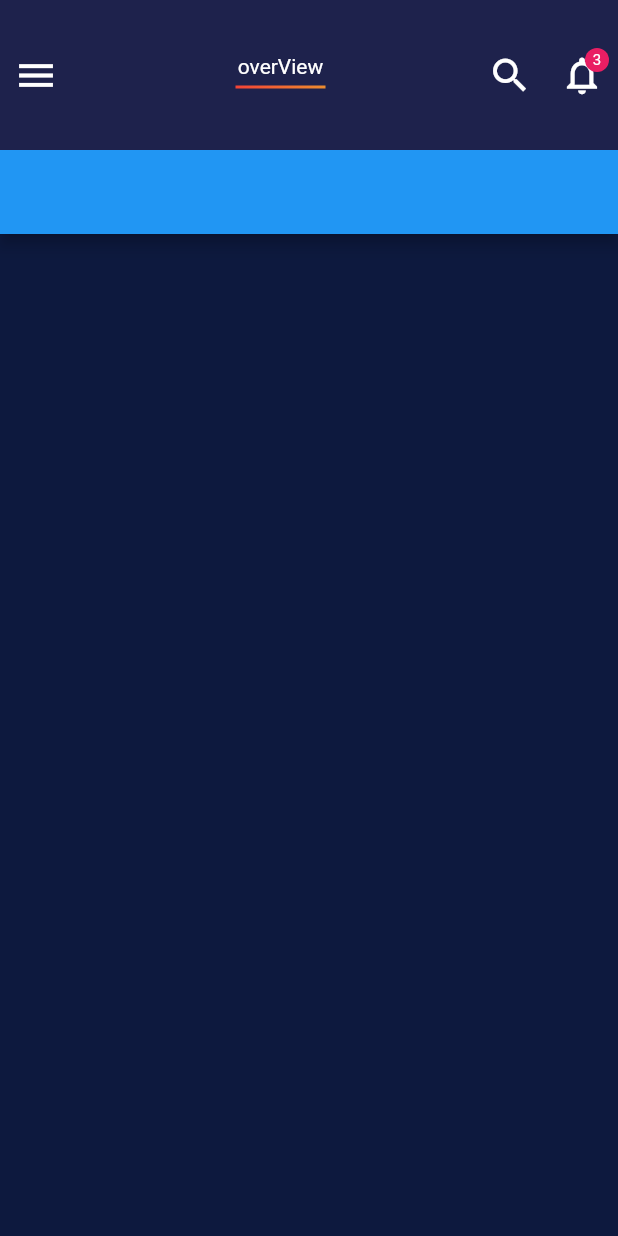
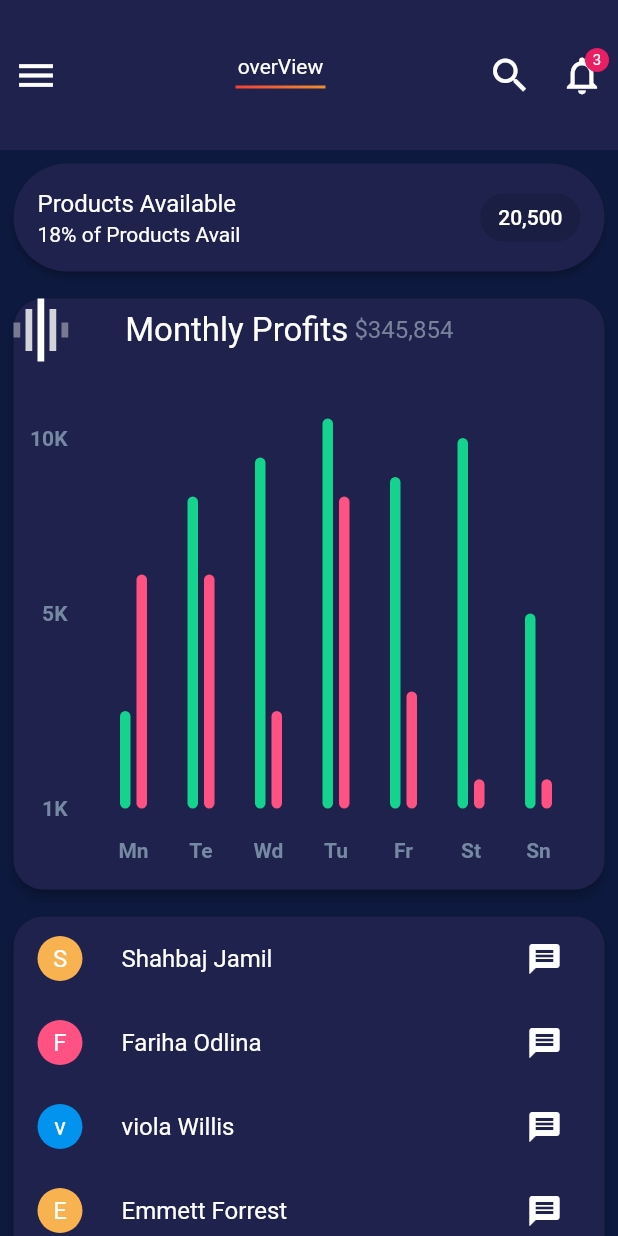
Before and after one commit to shahbajjamil/adminpanelnew, a Flutter app: the screen it shows after launch, on a phone screen of 412 x 824 dp. Run offline on Flutter 3.47's test engine with Material 2 defaults, Android fonts, the phone set to English and light mode, and no system bars; drawn by our look-alikes of fl_chart; missing offline and left inert: dart:html.

Commit message:
center panel almost done

```diff
--- /dev/null
+++ b/lib/panel_center/line_grap.dart
@@ -0,0 +1,280 @@
+import 'package:adminpanel/constants.dart';
+import 'package:fl_chart/fl_chart.dart';
+import 'package:flutter/material.dart';
+
+class BarChartSample2 extends StatefulWidget {
+  @override
+  State<StatefulWidget> createState() => BarChartSample2State();
+}
+
+class BarChartSample2State extends State<BarChartSample2> {
+  final Color leftBarColor = Constants.greenLight;
+  final Color rightBarColor = Constants.redLight;
+  final double width = 7;
+
+  late List<BarChartGroupData> rawBarGroups;
+  late List<BarChartGroupData> showingBarGroups;
+
+  int touchedGroupIndex = -1;
+
+  @override
+  void initState() {
+    super.initState();
+    final barGroup1 = makeGroupData(0, 5, 12);
+    final barGroup2 = makeGroupData(1, 16, 12);
+    final barGroup3 = makeGroupData(2, 18, 5);
+    final barGroup4 = makeGroupData(3, 20, 16);
+    final barGroup5 = makeGroupData(4, 17, 6);
+    final barGroup6 = makeGroupData(5, 19, 1.5);
+    final barGroup7 = makeGroupData(6, 10, 1.5);
+
+    final items = [
+      barGroup1,
+      barGroup2,
+      barGroup3,
+      barGroup4,
+      barGroup5,
+      barGroup6,
+      barGroup7,
+    ];
+
+    rawBarGroups = items;
+
+    showingBarGroups = rawBarGroups;
+  }
+
+  @override
+  Widget build(BuildContext context) {
+    return Padding(
+      padding: const EdgeInsets.only(
+          left: Constants.kPadding / 2,
+          right: Constants.kPadding / 2,
+          top: Constants.kPadding),
+      child: AspectRatio(
+        aspectRatio: 1,
+        child: Card(
+          color: Constants.purpleLight,
+          elevation: 3,
+          shape: RoundedRectangleBorder(
+            borderRadius: BorderRadius.circular(20),
+          ),
+          child: Column(
+            crossAxisAlignment: CrossAxisAlignment.stretch,
+            mainAxisAlignment: MainAxisAlignment.start,
+            mainAxisSize: MainAxisSize.max,
+            children: <Widget>[
+              Row(
+                crossAxisAlignment: CrossAxisAlignment.center,
+                mainAxisSize: MainAxisSize.min,
+                mainAxisAlignment: MainAxisAlignment.start,
+                children: <Widget>[
+                  makeTransactionsIcon(),
+                  const SizedBox(
+                    width: 38,
+                  ),
+                  const Text(
+                    'Monthly Profits',
+                    style: TextStyle(color: Colors.white, fontSize: 22),
+                  ),
+                  const SizedBox(
+                    width: 4,
+                  ),
+                  const Text(
+                    r'$345,854',
+                    style: TextStyle(color: Color(0xff77839a), fontSize: 16),
+                  ),
+                ],
+              ),
+              const SizedBox(
+                height: 38,
+              ),
+              Expanded(
+                child: Padding(
+                  padding: const EdgeInsets.symmetric(horizontal: 8),
+                  child: BarChart(
+                    BarChartData(
+                      maxY: 20,
+                      barTouchData: BarTouchData(
+                          touchTooltipData: BarTouchTooltipData(
+                            tooltipBgColor: Colors.grey,
+                            getTooltipItem: (_a, _b, _c, _d) => null,
+                          ),
+                          touchCallback: (FlTouchEvent event, response) {
+                            if (response == null || response.spot == null) {
+                              setState(() {
+                                touchedGroupIndex = -1;
+                                showingBarGroups = List.of(rawBarGroups);
+                              });
+                              return;
+                            }
+
+                            touchedGroupIndex =
+                                response.spot!.touchedBarGroupIndex;
+
+                            setState(() {
+                              if (!event.isInterestedForInteractions) {
+                                touchedGroupIndex = -1;
+                                showingBarGroups = List.of(rawBarGroups);
+                                return;
+                              }
+                              showingBarGroups = List.of(rawBarGroups);
+                              if (touchedGroupIndex != -1) {
+                                var sum = 0.0;
+                                for (var rod
+                                    in showingBarGroups[touchedGroupIndex]
+                                        .barRods) {
+                                  sum += rod.y;
+                                }
+                                final avg = sum /
+                                    showingBarGroups[touchedGroupIndex]
+                                        .barRods
+                                        .length;
+
+                                showingBarGroups[touchedGroupIndex] =
+                                    showingBarGroups[touchedGroupIndex]
+                                        .copyWith(
+                                  barRods: showingBarGroups[touchedGroupIndex]
+                                      .barRods
+                                      .map((rod) {
+                                    return rod.copyWith(y: avg);
+                                  }).toList(),
+                                );
+                              }
+                            });
+                          }),
+                      titlesData: FlTitlesData(
+                        show: true,
+                        rightTitles: SideTitles(showTitles: false),
+                        topTitles: SideTitles(showTitles: false),
+                        bottomTitles: SideTitles(
+                          showTitles: true,
+                          getTextStyles: (context, value) => const TextStyle(
+                              color: Color(0xff7589a2),
+                              fontWeight: FontWeight.bold,
+                              fontSize: 14),
+                          margin: 20,
+                          getTitles: (double value) {
+                            switch (value.toInt()) {
+                              case 0:
+                                return 'Mn';
+                              case 1:
+                                return 'Te';
+                              case 2:
+                                return 'Wd';
+                              case 3:
+                                return 'Tu';
+                              case 4:
+                                return 'Fr';
+                              case 5:
+                                return 'St';
+                              case 6:
+                                return 'Sn';
+                              default:
+                                return '';
+                            }
+                          },
+                        ),
+                        leftTitles: SideTitles(
+                          showTitles: true,
+                          getTextStyles: (context, value) => const TextStyle(
+                              color: Color(0xff7589a2),
+                              fontWeight: FontWeight.bold,
+                              fontSize: 14),
+                          margin: 8,
+                          reservedSize: 28,
+                          interval: 1,
+                          getTitles: (value) {
+                            if (value == 0) {
+                              return '1K';
+                            } else if (value == 10) {
+                              return '5K';
+                            } else if (value == 19) {
+                              return '10K';
+                            } else {
+                              return '';
+                            }
+                          },
+                        ),
+                      ),
+                      borderData: FlBorderData(
+                        show: false,
+                      ),
+                      barGroups: showingBarGroups,
+                      gridData: FlGridData(show: false),
+                    ),
+                  ),
+                ),
+              ),
+              const SizedBox(
+                height: 12,
+              ),
+            ],
+          ),
+        ),
+      ),
+    );
+  }
+
+  BarChartGroupData makeGroupData(int x, double y1, double y2) {
+    return BarChartGroupData(barsSpace: 4, x: x, barRods: [
+      BarChartRodData(
+        y: y1,
+        colors: [leftBarColor],
+        width: width,
+      ),
+      BarChartRodData(
+        y: y2,
+        colors: [rightBarColor],
+        width: width,
+      ),
+    ]);
+  }
+
+  Widget makeTransactionsIcon() {
+    const width = 4.5;
+    const space = 3.5;
+    return Row(
+      mainAxisSize: MainAxisSize.min,
+      crossAxisAlignment: CrossAxisAlignment.center,
+      children: <Widget>[
+        Container(
+          width: width,
+          height: 10,
+          color: Colors.white.withOpacity(0.4),
+        ),
+        const SizedBox(
+          width: space,
+        ),
+        Container(
+          width: width,
+          height: 28,
+          color: Colors.white.withOpacity(0.8),
+        ),
+        const SizedBox(
+          width: space,
+        ),
+        Container(
+          width: width,
+          height: 42,
+          color: Colors.white.withOpacity(1),
+        ),
+        const SizedBox(
+          width: space,
+        ),
+        Container(
+          width: width,
+          height: 28,
+          color: Colors.white.withOpacity(0.8),
+        ),
+        const SizedBox(
+          width: space,
+        ),
+        Container(
+          width: width,
+          height: 10,
+          color: Colors.white.withOpacity(0.4),
+        ),
+      ],
+    );
+  }
+}
--- a/lib/panel_center/panel_center_page.dart
+++ b/lib/panel_center/panel_center_page.dart
@@ -1,4 +1,12 @@
+import 'package:adminpanel/constants.dart';
+import 'package:adminpanel/panel_center/line_grap.dart';
 import 'package:flutter/material.dart';
+
+class Person {
+  String name;
+  Color color;
+  Person({required this.name, required this.color});
+}
 
 class PanelCenterPage extends StatefulWidget {
   const PanelCenterPage({Key? key}) : super(key: key);
@@ -8,11 +16,109 @@
 }
 
 class _PanelCenterPageState extends State<PanelCenterPage> {
+  List<Person> _persons = [
+    Person(name: "Shahbaj Jamil", color: Constants.orangeLight),
+    Person(name: "Fariha Odlina", color: Constants.redLight),
+    Person(name: "viola Willis", color: Constants.blueLight),
+    Person(name: "Emmett Forrest", color: Constants.orangeLight),
+    Person(name: "Nick Jarvis", color: Constants.greenLight),
+    Person(name: "Amit Claveia", color: Constants.orangeLight),
+    Person(name: "Amalie Howardeia", color: Constants.redLight),
+    Person(name: "Campbell Britton", color: Constants.blueLight),
+    Person(name: "haley Mellor", color: Constants.redLight),
+    Person(name: "Harlen Higgins", color: Constants.greenLight),
+  ];
   @override
   Widget build(BuildContext context) {
     return Scaffold(
-      appBar: AppBar(
-        backgroundColor: Colors.blue,
+      body: SingleChildScrollView(
+        child: Column(
+          children: [
+            Padding(
+              padding: const EdgeInsets.only(
+                  left: Constants.kPadding / 2,
+                  right: Constants.kPadding / 2,
+                  top: Constants.kPadding / 2),
+              child: Card(
+                color: Constants.purpleLight,
+                elevation: 2,
+                shape: RoundedRectangleBorder(
+                  borderRadius: BorderRadius.circular(50),
+                ),
+                child: Container(
+                  width: double.infinity,
+                  child: const ListTile(
+                    title: Text(
+                      "Products Available",
+                      style: TextStyle(
+                        color: Colors.white,
+                      ),
+                    ),
+                    subtitle: Text(
+                      "18% of Products Avail",
+                      style: TextStyle(
+                        color: Colors.white,
+                      ),
+                    ),
+                    trailing: Chip(
+                      label: Text(
+                        "20,500",
+                        style: TextStyle(
+                          color: Colors.white,
+                        ),
+                      ),
+                    ),
+                  ),
+                ),
+              ),
+            ),
+            BarChartSample2(),
+            Padding(
+              padding: const EdgeInsets.only(
+                  left: Constants.kPadding / 2,
+                  right: Constants.kPadding / 2,
+                  bottom: Constants.kPadding,
+                  top: Constants.kPadding),
+              child: Card(
+                color: Constants.purpleLight,
+                elevation: 3,
+                shape: RoundedRectangleBorder(
+                  borderRadius: BorderRadius.circular(20),
+                ),
+                child: Column(
+                  children: List.generate(
+                    _persons.length,
+                    (index) => ListTile(
+                      leading: CircleAvatar(
+                        radius: 15,
+                        child: Text(
+                          _persons[index].name.substring(0, 1),
+                          style: const TextStyle(
+                            color: Colors.white,
+                          ),
+                        ),
+                        backgroundColor: _persons[index].color,
+                      ),
+                      title: Text(
+                        _persons[index].name,
+                        style: const TextStyle(
+                          color: Colors.white,
+                        ),
+                      ),
+                      trailing: IconButton(
+                        icon: const Icon(
+                          Icons.message,
+                          color: Colors.white,
+                        ),
+                        onPressed: () {},
+                      ),
+                    ),
+                  ),
+                ),
+              ),
+            ),
+          ],
+        ),
       ),
     );
   }
```
